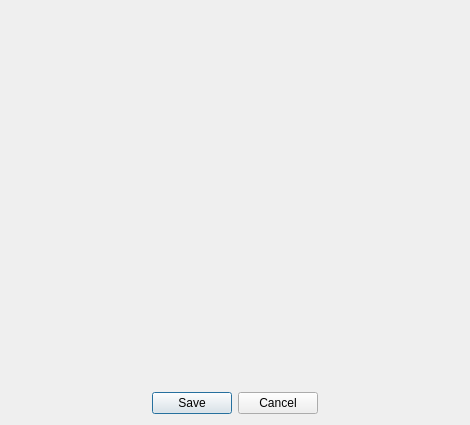
The window that src/lib/other/pagescreen.ui (QupZilla/qupzilla) describes before a commit, drawn with Qt 5.
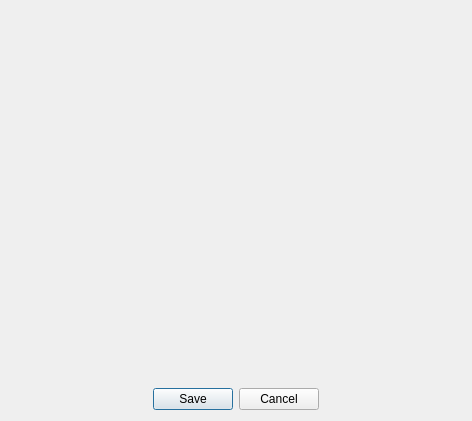
The same window after the commit.

Commit message: Improved "Save Page Screen" dialog. - it is now loading page screen in new thread - it now resizes thumbnail to fit the dialog size

```diff
--- a/src/lib/other/pagescreen.ui
+++ b/src/lib/other/pagescreen.ui
@@ -6,8 +6,8 @@
    <rect>
     <x>0</x>
     <y>0</y>
-    <width>470</width>
-    <height>425</height>
+    <width>472</width>
+    <height>421</height>
    </rect>
   </property>
   <property name="windowTitle">
@@ -28,12 +28,6 @@
      <property name="frameShape">
       <enum>QFrame::NoFrame</enum>
      </property>
-     <property name="frameShadow">
-      <enum>QFrame::Plain</enum>
-     </property>
-     <property name="lineWidth">
-      <number>0</number>
-     </property>
      <property name="widgetResizable">
       <bool>true</bool>
      </property>
@@ -42,11 +36,11 @@
        <rect>
         <x>0</x>
         <y>0</y>
-        <width>470</width>
-        <height>376</height>
+        <width>472</width>
+        <height>372</height>
        </rect>
       </property>
-      <layout class="QHBoxLayout" name="horizontalLayout">
+      <layout class="QVBoxLayout" name="verticalLayout_2">
        <property name="spacing">
         <number>0</number>
        </property>
@@ -56,7 +50,7 @@
        <item>
         <widget class="QLabel" name="label">
          <property name="alignment">
-          <set>Qt::AlignLeading|Qt::AlignLeft|Qt::AlignTop</set>
+          <set>Qt::AlignCenter</set>
          </property>
         </widget>
        </item>
```
The commit also changes 3 other files.
